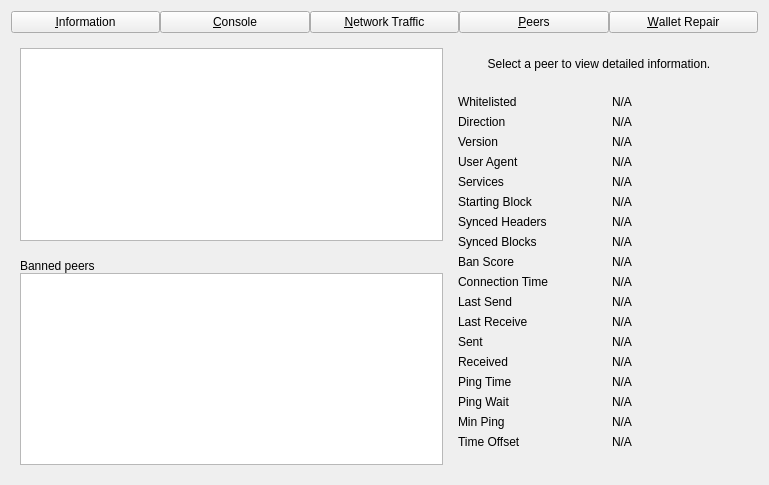
piratecash/pirate, file src/qt/forms/debugwindow.ui: the form before one commit.
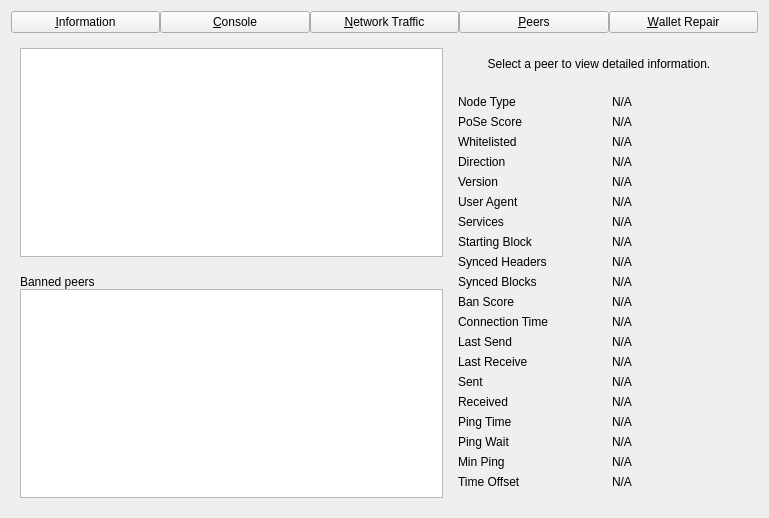
The form after the commit. The open tabs and pages were chosen to show the change. Custom widgets are drawn as their Qt base class.

Commit message:
qt: Add masternode info to peer page (#3927)
* Add masternode info to peer page

* Update src/qt/forms/debugwindow.ui

* Use verifiedProRegTxHash to check if node is masternode

```diff
--- a/src/qt/forms/debugwindow.ui
+++ b/src/qt/forms/debugwindow.ui
@@ -803,13 +803,59 @@
          </property>
          <layout class="QGridLayout" name="gridLayout_3">
           <item row="0" column="0">
+           <widget class="QLabel" name="label_50">
+            <property name="text">
+             <string>Node Type</string>
+            </property>
+           </widget>
+          </item>
+          <item row="0" column="2">
+           <widget class="QLabel" name="peerNodeType">
+            <property name="cursor">
+             <cursorShape>IBeamCursor</cursorShape>
+            </property>
+            <property name="text">
+             <string>N/A</string>
+            </property>
+            <property name="textFormat">
+             <enum>Qt::PlainText</enum>
+            </property>
+            <property name="textInteractionFlags">
+             <set>Qt::LinksAccessibleByMouse|Qt::TextSelectableByKeyboard|Qt::TextSelectableByMouse</set>
+            </property>
+           </widget>
+          </item>
+          <item row="1" column="0">
+           <widget class="QLabel" name="label_51">
+            <property name="text">
+             <string>PoSe Score</string>
+            </property>
+           </widget>
+          </item>
+          <item row="1" column="2">
+           <widget class="QLabel" name="peerPoSeScore">
+            <property name="cursor">
+             <cursorShape>IBeamCursor</cursorShape>
+            </property>
+            <property name="text">
+             <string>N/A</string>
+            </property>
+            <property name="textFormat">
+             <enum>Qt::PlainText</enum>
+            </property>
+            <property name="textInteractionFlags">
+             <set>Qt::LinksAccessibleByMouse|Qt::TextSelectableByKeyboard|Qt::TextSelectableByMouse</set>
+            </property>
+           </widget>
+          </item>
+          <item row="2" column="0">
            <widget class="QLabel" name="label_30">
             <property name="text">
              <string>Whitelisted</string>
             </property>
            </widget>
           </item>
-          <item row="0" column="2">
+          <item row="2" column="2">
            <widget class="QLabel" name="peerWhitelisted">
             <property name="cursor">
              <cursorShape>IBeamCursor</cursorShape>
@@ -825,14 +871,14 @@
             </property>
            </widget>
           </item>
-          <item row="1" column="0">
+          <item row="3" column="0">
            <widget class="QLabel" name="label_23">
             <property name="text">
              <string>Direction</string>
             </property>
            </widget>
           </item>
-          <item row="1" column="2">
+          <item row="3" column="2">
            <widget class="QLabel" name="peerDirection">
             <property name="cursor">
              <cursorShape>IBeamCursor</cursorShape>
@@ -848,14 +894,14 @@
             </property>
            </widget>
           </item>
-          <item row="2" column="0">
+          <item row="4" column="0">
            <widget class="QLabel" name="label_21">
             <property name="text">
              <string>Version</string>
             </property>
            </widget>
           </item>
-          <item row="2" column="2">
+          <item row="4" column="2">
            <widget class="QLabel" name="peerVersion">
             <property name="cursor">
              <cursorShape>IBeamCursor</cursorShape>
@@ -871,14 +917,14 @@
             </property>
            </widget>
           </item>
-          <item row="3" column="0">
+          <item row="5" column="0">
            <widget class="QLabel" name="label_28">
             <property name="text">
              <string>User Agent</string>
             </property>
            </widget>
           </item>
-          <item row="3" column="2">
+          <item row="5" column="2">
            <widget class="QLabel" name="peerSubversion">
             <property name="cursor">
              <cursorShape>IBeamCursor</cursorShape>
@@ -894,14 +940,14 @@
             </property>
            </widget>
           </item>
-          <item row="4" column="0">
+          <item row="6" column="0">
            <widget class="QLabel" name="label_4">
             <property name="text">
              <string>Services</string>
             </property>
            </widget>
           </item>
-          <item row="4" column="2">
+          <item row="6" column="2">
            <widget class="QLabel" name="peerServices">
             <property name="cursor">
              <cursorShape>IBeamCursor</cursorShape>
@@ -917,14 +963,14 @@
             </property>
            </widget>
           </item>
-          <item row="5" column="0">
+          <item row="7" column="0">
            <widget class="QLabel" name="label_29">
             <property name="text">
              <string>Starting Block</string>
             </property>
            </widget>
           </item>
-          <item row="5" column="2">
+          <item row="7" column="2">
            <widget class="QLabel" name="peerHeight">
             <property name="cursor">
              <cursorShape>IBeamCursor</cursorShape>
@@ -940,14 +986,14 @@
             </property>
            </widget>
           </item>
-          <item row="6" column="0">
+          <item row="8" column="0">
            <widget class="QLabel" name="label_27">
             <property name="text">
              <string>Synced Headers</string>
             </property>
            </widget>
           </item>
-          <item row="6" column="2">
+          <item row="8" column="2">
            <widget class="QLabel" name="peerSyncHeight">
             <property name="cursor">
              <cursorShape>IBeamCursor</cursorShape>
@@ -963,14 +1009,14 @@
             </property>
            </widget>
           </item>
-          <item row="7" column="0">
+          <item row="9" column="0">
            <widget class="QLabel" name="label_25">
             <property name="text">
              <string>Synced Blocks</string>
             </property>
            </widget>
           </item>
-          <item row="7" column="2">
+          <item row="9" column="2">
            <widget class="QLabel" name="peerCommonHeight">
             <property name="cursor">
              <cursorShape>IBeamCursor</cursorShape>
@@ -986,14 +1032,14 @@
             </property>
            </widget>
           </item>
-          <item row="8" column="0">
+          <item row="10" column="0">
            <widget class="QLabel" name="label_24">
             <property name="text">
              <string>Ban Score</string>
             </property>
            </widget>
           </item>
-          <item row="8" column="2">
+          <item row="10" column="2">
            <widget class="QLabel" name="peerBanScore">
             <property name="cursor">
              <cursorShape>IBeamCursor</cursorShape>
@@ -1009,14 +1055,14 @@
             </property>
            </widget>
           </item>
-          <item row="9" column="0">
+          <item row="11" column="0">
            <widget class="QLabel" name="label_22">
             <property name="text">
              <string>Connection Time</string>
             </property>
            </widget>
           </item>
-          <item row="9" column="2">
+          <item row="11" column="2">
            <widget class="QLabel" name="peerConnTime">
             <property name="cursor">
              <cursorShape>IBeamCursor</cursorShape>
@@ -1032,14 +1078,14 @@
             </property>
            </widget>
           </item>
-          <item row="10" column="0">
+          <item row="12" column="0">
            <widget class="QLabel" name="label_15">
             <property name="text">
              <string>Last Send</string>
             </property>
            </widget>
           </item>
-          <item row="10" column="2">
+          <item row="12" column="2">
            <widget class="QLabel" name="peerLastSend">
             <property name="cursor">
              <cursorShape>IBeamCursor</cursorShape>
@@ -1055,14 +1101,14 @@
             </property>
            </widget>
           </item>
-          <item row="11" column="0">
+          <item row="13" column="0">
            <widget class="QLabel" name="label_19">
             <property name="text">
              <string>Last Receive</string>
             </property>
            </widget>
           </item>
-          <item row="11" column="2">
+          <item row="13" column="2">
            <widget class="QLabel" name="peerLastRecv">
             <property name="cursor">
              <cursorShape>IBeamCursor</cursorShape>
@@ -1078,14 +1124,14 @@
             </property>
            </widget>
           </item>
-          <item row="12" column="0">
+          <item row="14" column="0">
            <widget class="QLabel" name="label_18">
             <property name="text">
              <string>Sent</string>
             </property>
            </widget>
           </item>
-          <item row="12" column="2">
+          <item row="14" column="2">
            <widget class="QLabel" name="peerBytesSent">
             <property name="cursor">
              <cursorShape>IBeamCursor</cursorShape>
@@ -1101,14 +1147,14 @@
             </property>
            </widget>
           </item>
-          <item row="13" column="0">
+          <item row="15" column="0">
            <widget class="QLabel" name="label_20">
             <property name="text">
              <string>Received</string>
             </property>
            </widget>
           </item>
-          <item row="13" column="2">
+          <item row="15" column="2">
            <widget class="QLabel" name="peerBytesRecv">
             <property name="cursor">
              <cursorShape>IBeamCursor</cursorShape>
@@ -1124,14 +1170,14 @@
             </property>
            </widget>
           </item>
-          <item row="14" column="0">
+          <item row="16" column="0">
            <widget class="QLabel" name="label_26">
             <property name="text">
              <string>Ping Time</string>
             </property>
            </widget>
           </item>
-          <item row="14" column="2">
+          <item row="16" column="2">
            <widget class="QLabel" name="peerPingTime">
             <property name="cursor">
              <cursorShape>IBeamCursor</cursorShape>
@@ -1147,7 +1193,7 @@
             </property>
            </widget>
           </item>
-          <item row="15" column="0">
+          <item row="17" column="0">
            <widget class="QLabel" name="peerPingWaitLabel">
             <property name="toolTip">
              <string>The duration of a currently outstanding ping.</string>
@@ -1157,7 +1203,7 @@
             </property>
            </widget>
           </item>
-          <item row="15" column="2">
+          <item row="17" column="2">
            <widget class="QLabel" name="peerPingWait">
             <property name="cursor">
              <cursorShape>IBeamCursor</cursorShape>
@@ -1173,14 +1219,14 @@
             </property>
            </widget>
           </item>
-          <item row="16" column="0">
+          <item row="18" column="0">
            <widget class="QLabel" name="peerMinPingLabel">
             <property name="text">
              <string>Min Ping</string>
             </property>
            </widget>
           </item>
-          <item row="16" column="2">
+          <item row="18" column="2">
            <widget class="QLabel" name="peerMinPing">
             <property name="cursor">
              <cursorShape>IBeamCursor</cursorShape>
@@ -1196,14 +1242,14 @@
             </property>
            </widget>
           </item>
-          <item row="17" column="0">
+          <item row="19" column="0">
            <widget class="QLabel" name="label_timeoffset">
             <property name="text">
              <string>Time Offset</string>
             </property>
            </widget>
           </item>
-          <item row="17" column="2">
+          <item row="19" column="2">
            <widget class="QLabel" name="timeoffset">
             <property name="cursor">
              <cursorShape>IBeamCursor</cursorShape>
@@ -1219,7 +1265,7 @@
             </property>
            </widget>
           </item>
-          <item row="18" column="1">
+          <item row="20" column="1">
            <spacer name="verticalSpacer_3">
             <property name="orientation">
              <enum>Qt::Vertical</enum>
```
The commit also changes 1 other file.
